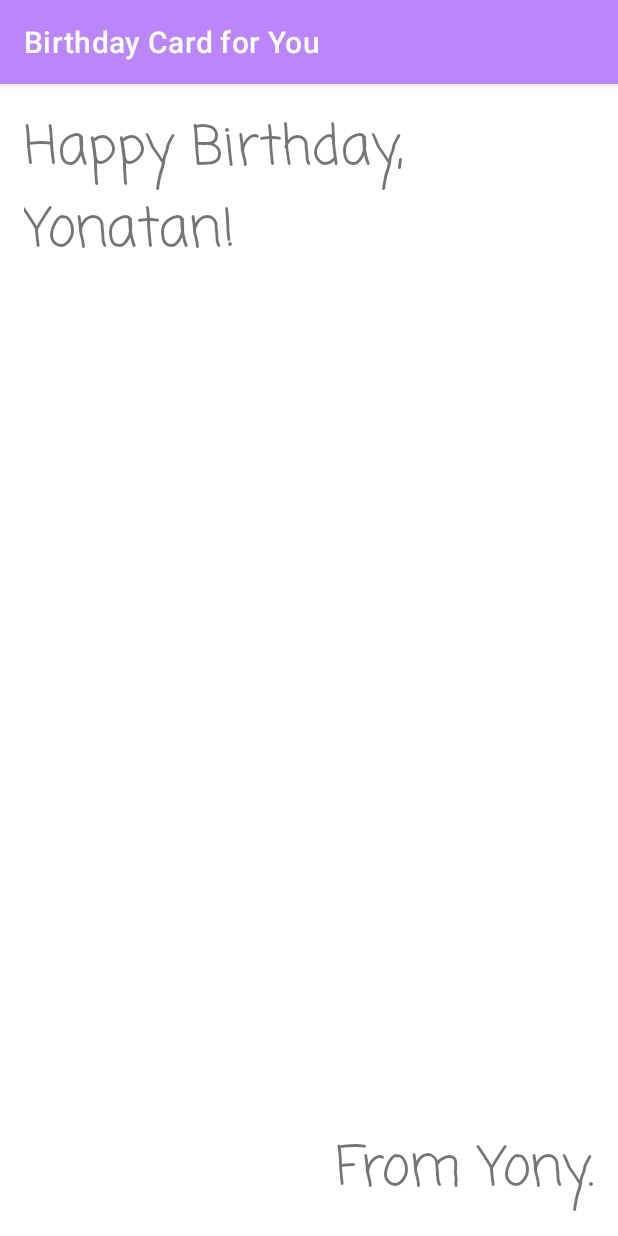
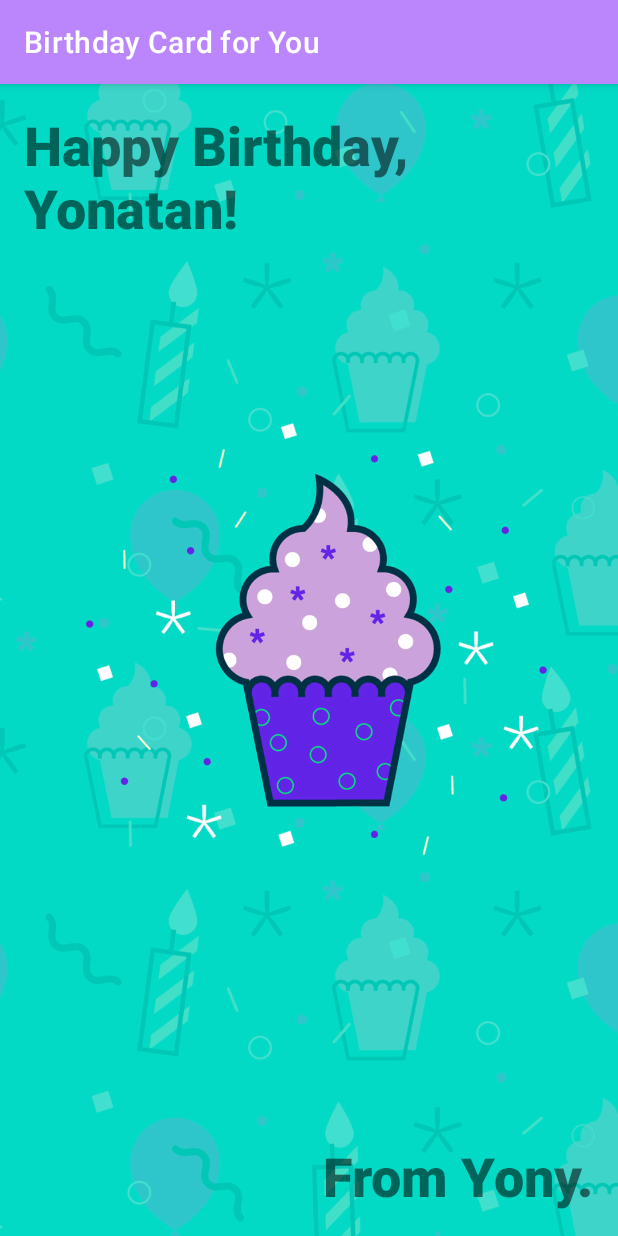
Before and after one commit to yangningBU/android-birthdaycard, an Android app: the screen it shows after launch (MainActivity), on a phone screen of 412 x 824 dp. Run offline under Robolectric (Android 15) with nearby library versions, the phone set to English and light mode, and no system bars.

Commit message:
Lesson 2/3 Complete: Add an Image

```diff
--- a/app/src/main/res/layout/activity_main.xml
+++ b/app/src/main/res/layout/activity_main.xml
@@ -6,6 +6,18 @@
     android:layout_height="match_parent"
     tools:context=".MainActivity">
 
+    <ImageView
+        android:id="@+id/imageView"
+        android:layout_width="match_parent"
+        android:layout_height="match_parent"
+        android:scaleType="centerCrop"
+        app:layout_constraintBottom_toBottomOf="parent"
+        app:layout_constraintEnd_toEndOf="parent"
+        app:layout_constraintStart_toStartOf="parent"
+        app:layout_constraintTop_toTopOf="parent"
+        app:srcCompat="@drawable/androidparty"
+        android:contentDescription="@string/cupcake_description" />
+
     <TextView
         android:id="@+id/textView"
         android:layout_width="0dp"
@@ -13,8 +25,8 @@
         android:layout_marginStart="16dp"
         android:layout_marginTop="16dp"
         android:layout_marginEnd="16dp"
-        android:fontFamily="casual"
-        android:text="Happy Birthday, Yonatan!"
+        android:fontFamily="sans-serif-black"
+        android:text="@string/happy_birthday_text"
         android:textSize="36sp"
         app:layout_constraintEnd_toEndOf="parent"
         app:layout_constraintStart_toStartOf="parent"
@@ -26,9 +38,11 @@
         android:layout_height="wrap_content"
         android:layout_marginEnd="16dp"
         android:layout_marginBottom="16dp"
-        android:fontFamily="casual"
-        android:text="From Yony."
+        android:fontFamily="sans-serif-black"
+        android:text="@string/from_text"
         android:textSize="36sp"
         app:layout_constraintBottom_toBottomOf="parent"
         app:layout_constraintEnd_toEndOf="parent" />
+
+
 </androidx.constraintlayout.widget.ConstraintLayout>
--- a/app/src/main/res/values/strings.xml
+++ b/app/src/main/res/values/strings.xml
@@ -1,4 +1,7 @@
 <resources>
     <string name="app_name">Birthday Card for You</string>
     <string name="main_message">Happy Birthday!</string>
+    <string name="happy_birthday_text">Happy Birthday, Yonatan!</string>
+    <string name="from_text">From Yony.</string>
+    <string name="cupcake_description">pastel cupcake with sparkles around it</string>
 </resources>
```
Also changed, not shown: app/src/main/res/drawable/androidparty.png (added).
